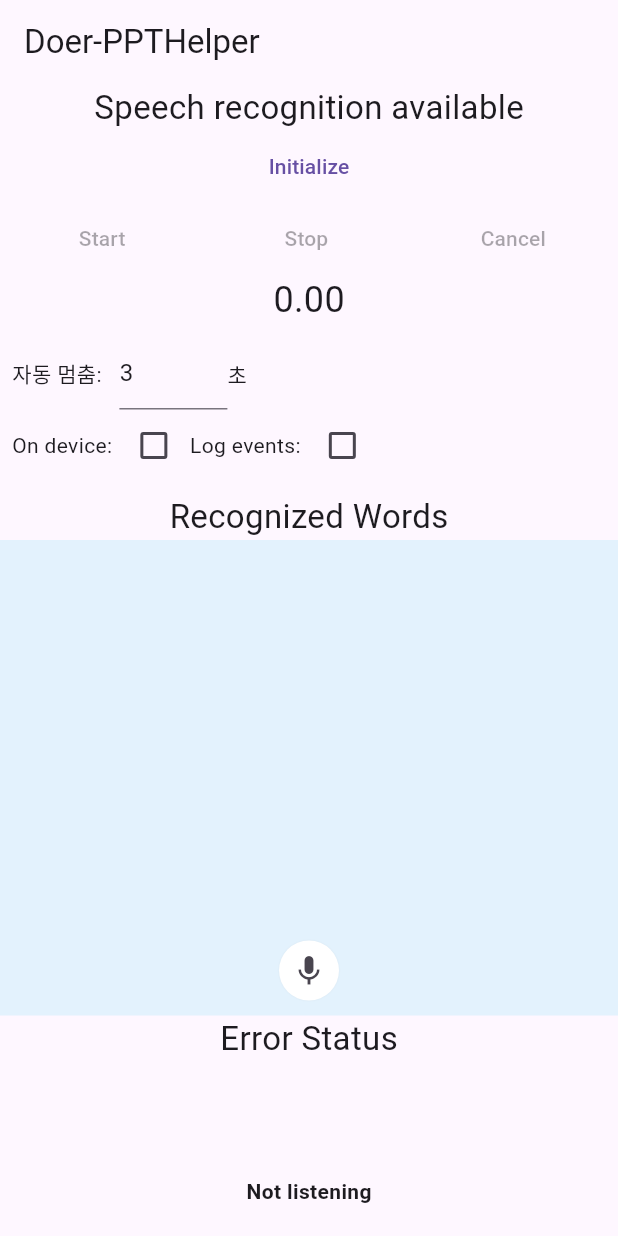
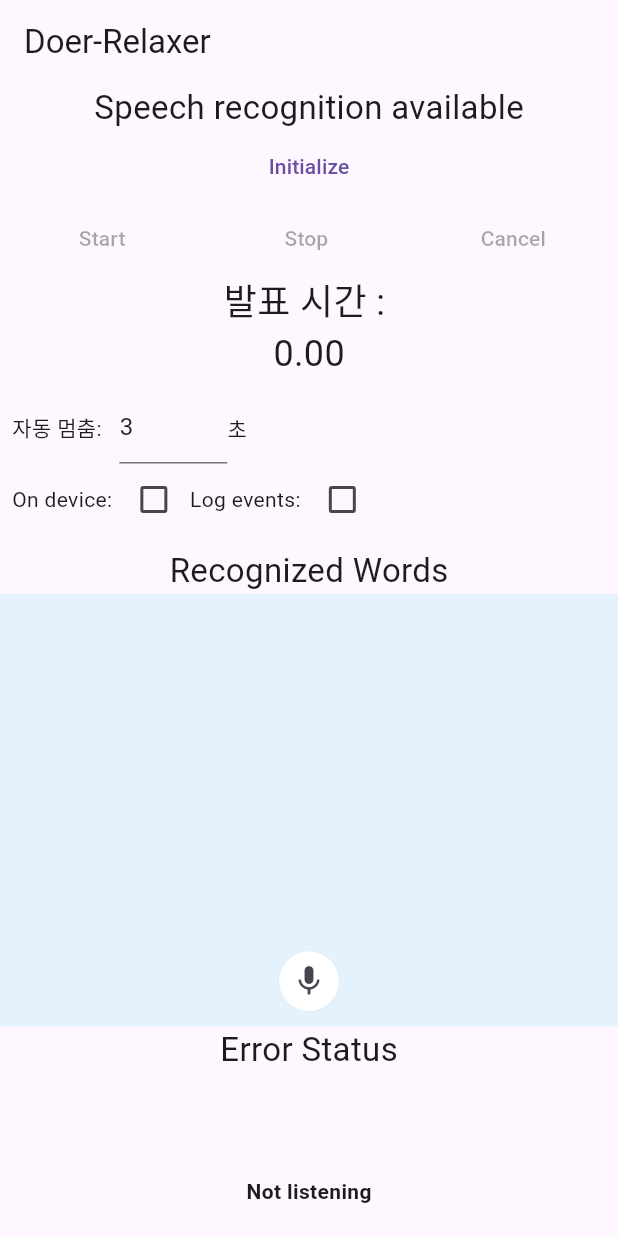
Before and after one commit to npresent/DOER, a Flutter app: the screen it shows after launch, on a phone screen of 412 x 824 dp. Run offline on Flutter 3.47's test engine with Material 3 defaults, Android fonts, the phone set to English and light mode, and no system bars; our stand-ins replace speech_to_text.

Commit message:
23.12.21(2)

```diff
--- a/lib/main.dart
+++ b/lib/main.dart
@@ -78,7 +78,7 @@
     return MaterialApp(
       home: Scaffold(
         appBar: AppBar(
-          title: const Text('Doer-PPTHelper'),
+          title: const Text('Doer-Relaxer'),
         ),
         body: Column(children: [
           const HeaderWidget(),
@@ -346,6 +346,17 @@
   var _time = 0; // 0.01초마다 1씩 증가시킬 정수형 변수
   var _isRunning = false; // 현재 시작 상태를 나타낼 불리언 변수
 
+  void _start() {
+    _timer = Timer.periodic(const Duration(milliseconds: 10), (timer) {
+      _time++;
+    });
+  }
+
+  // 타이머 취소
+  void _pause() {
+    _timer?.cancel();
+  }
+
   // 시작 또는 일시정지 버튼 클릭
   void onClick() {
     _isRunning = !_isRunning; // 상태 반전
@@ -359,17 +370,6 @@
   }
 
   // 타이머 시작 1/100초에 한 번씩 time 변수를 1증가
-
-  void _start() {
-    _timer = Timer.periodic(const Duration(milliseconds: 10), (timer) {
-      _time++;
-    });
-  }
-
-  // 타이머 취소
-  void _pause() {
-    _timer?.cancel();
-  }
 
   @override
   Widget build(BuildContext context) {
@@ -394,6 +394,7 @@
             )
           ],
         ),
+        const Text('발표 시간 : ', style: TextStyle(fontSize: 24)),
         Text('$sec.$hundredth', style: const TextStyle(fontSize: 24)),
       ],
     );
```
